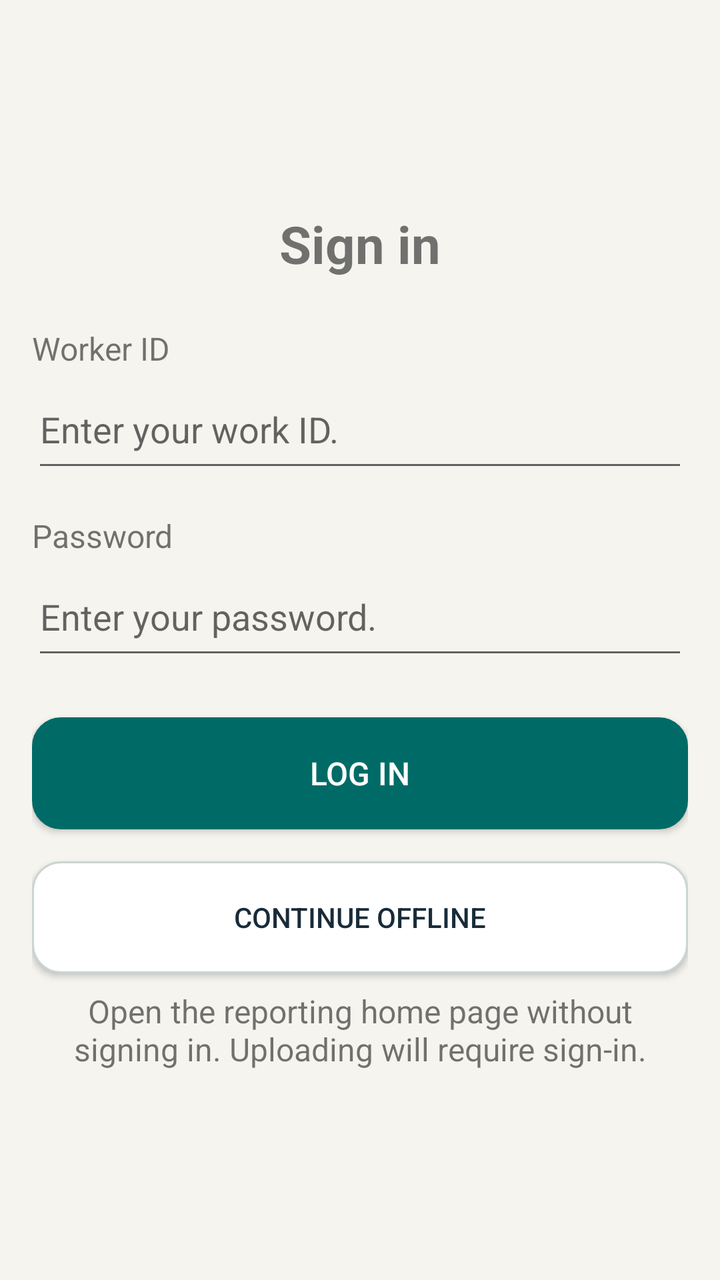
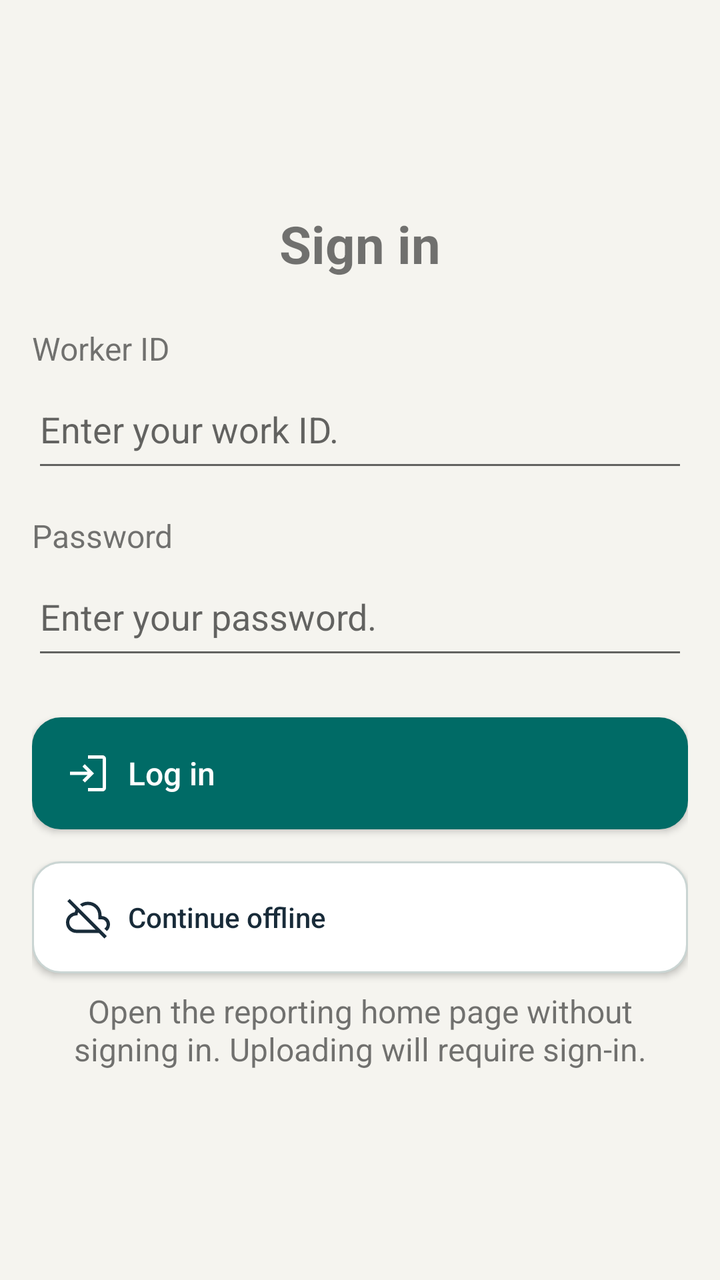

Two renders of the same Android screen: before a commit and after it. Below are the layout's source before the change and the commit's diff.
<!-- AndroidManifest.xml: application theme Theme.JavaReportingSystem -->
<!-- res/layout/activity_login.xml -->
<?xml version="1.0" encoding="utf-8"?>
<androidx.constraintlayout.widget.ConstraintLayout xmlns:android="http://schemas.android.com/apk/res/android"
    xmlns:app="http://schemas.android.com/apk/res-auto"
    xmlns:tools="http://schemas.android.com/tools"
    android:id="@+id/main"
    android:layout_width="match_parent"
    android:layout_height="match_parent"
    tools:context=".LoginActivity">

    <ScrollView
        android:layout_width="0dp"
        android:layout_height="0dp"
        android:fillViewport="true"
        app:layout_constraintTop_toTopOf="parent"
        app:layout_constraintBottom_toBottomOf="parent"
        app:layout_constraintStart_toStartOf="parent"
        app:layout_constraintEnd_toEndOf="parent">

        <LinearLayout
            android:layout_width="match_parent"
            android:layout_height="wrap_content"
            android:orientation="vertical"
            android:gravity="center_vertical"
            android:paddingStart="@dimen/activity_horizontal_margin"
            android:paddingEnd="@dimen/activity_horizontal_margin"
            android:paddingTop="@dimen/activity_vertical_margin"
            android:paddingBottom="@dimen/activity_vertical_margin">

            <TextView
                android:layout_width="match_parent"
                android:layout_height="wrap_content"
                android:text="Sign in"
                android:textSize="@dimen/login_title_size"
                android:textAlignment="center"
                android:textStyle="bold" />

            <TextView
                android:layout_width="match_parent"
                android:layout_height="wrap_content"
                android:layout_marginTop="24dp"
                android:labelFor="@id/workerIdInput"
                android:text="Worker ID"
                android:textSize="@dimen/login_label_size" />

            <EditText
                android:id="@+id/workerIdInput"
                android:maxLength="50"
                android:layout_width="match_parent"
                android:layout_height="wrap_content"
                android:minHeight="56dp"
                android:autofillHints="username"
                android:imeOptions="actionNext"
                android:inputType="text"
                android:hint="Enter your work ID. "
                android:textSize="@dimen/login_input_size" />

            <TextView
                android:layout_width="match_parent"
                android:layout_height="wrap_content"
                android:layout_marginTop="16dp"
                android:labelFor="@id/passwordInput"
                android:text="Password"
                android:textSize="@dimen/login_label_size" />

            <EditText
                android:id="@+id/passwordInput"
                android:layout_width="match_parent"
                android:layout_height="wrap_content"
                android:minHeight="56dp"
                android:autofillHints="password"
                android:imeOptions="actionDone"
                android:inputType="textPassword"
                android:hint="Enter your password. "
                android:textSize="@dimen/login_input_size" />

            <Button
                android:id="@+id/loginButton"
                android:background="@drawable/back_button"
                android:textColor="@color/safety_on_action"
                app:backgroundTint="@null"
                android:layout_width="match_parent"
                android:layout_height="wrap_content"
                android:layout_marginTop="24dp"
                android:minHeight="56dp"
                android:text="Log in"
                android:textSize="@dimen/login_button_size" />

            <ProgressBar
                android:id="@+id/loginProgress"
                android:layout_width="wrap_content"
                android:layout_height="wrap_content"
                android:layout_gravity="center_horizontal"
                android:layout_marginTop="16dp"
                android:visibility="gone" />

            <TextView
                android:id="@+id/loginError"
                android:layout_width="match_parent"
                android:layout_height="wrap_content"
                android:layout_marginTop="12dp"
                android:textColor="@android:color/holo_red_dark"
                android:textSize="@dimen/login_label_size"
                android:visibility="gone" />

            <Button
                android:id="@+id/continueOfflineButton"
                android:background="@drawable/outline_button"
                android:textColor="@color/safety_text"
                app:backgroundTint="@null"
                android:layout_width="match_parent"
                android:layout_height="wrap_content"
                android:layout_marginTop="16dp"
                android:minHeight="56dp"
                android:text="@string/continue_offline" />

            <TextView
                android:layout_width="match_parent"
                android:layout_height="wrap_content"
                android:layout_marginTop="8dp"
                android:gravity="center"
                android:text="@string/offline_login_explanation"
                android:textSize="@dimen/login_label_size" />

        </LinearLayout>
    </ScrollView>

</androidx.constraintlayout.widget.ConstraintLayout>
<!-- resources referenced by this layout -->
<resources>
  <color name="safety_on_action">#FFFFFF</color>
  <color name="safety_text">#182B39</color>
  <dimen name="activity_horizontal_margin">16dp</dimen>
  <dimen name="activity_vertical_margin">16dp</dimen>
  <dimen name="login_button_size">16sp</dimen>
  <dimen name="login_input_size">18sp</dimen>
  <dimen name="login_label_size">16sp</dimen>
  <dimen name="login_title_size">26sp</dimen>
  <!-- drawable back_button (drawable) -->
  <?xml version="1.0" encoding="utf-8"?>
  <shape xmlns:android="http://schemas.android.com/apk/res/android" android:shape="rectangle">
      <solid android:color="@color/safety_action" />
      <stroke android:width="1dp" android:color="@color/safety_action" />
      <corners android:radius="14dp" />
  </shape>
  <!-- drawable outline_button (drawable) -->
  <?xml version="1.0" encoding="utf-8"?>
  <shape xmlns:android="http://schemas.android.com/apk/res/android" android:shape="rectangle">
      <solid android:color="@color/safety_surface" />
      <stroke android:width="1dp" android:color="@color/safety_border" />
      <corners android:radius="14dp" />
  </shape>
  <string name="continue_offline">Continue offline</string>
  <string name="offline_login_explanation">Open the reporting home page without signing in. Uploading will require sign-in.</string>
  <style name="Theme.JavaReportingSystem" parent="Base.Theme.JavaReportingSystem" />
  <color name="safety_action">#006B66</color>
  <color name="safety_surface">#FFFFFF</color>
  <color name="safety_border">#CAD5D3</color>
  <color name="safety_background">#F5F4EF</color>
  <!-- unchanged entries left out for length: 1 -->
</resources>

<!-- the commit's change to res/layout/activity_login.xml (unified diff, before → after) -->
@@ -83,7 +83,14 @@
                 android:layout_marginTop="24dp"
                 android:minHeight="56dp"
                 android:text="Log in"
-                android:textSize="@dimen/login_button_size" />
+                android:textSize="@dimen/login_button_size"
+                android:drawableStart="@drawable/ic_ms_login"
+                android:drawableTint="@color/safety_on_action"
+                android:drawablePadding="8dp"
+                android:gravity="center_vertical|start"
+                android:paddingStart="16dp"
+                android:paddingEnd="16dp"
+                android:textAllCaps="false" />
 
             <ProgressBar
                 android:id="@+id/loginProgress"
@@ -111,7 +118,14 @@
                 android:layout_height="wrap_content"
                 android:layout_marginTop="16dp"
                 android:minHeight="56dp"
-                android:text="@string/continue_offline" />
+                android:text="@string/continue_offline"
+                android:drawableStart="@drawable/ic_ms_cloud_off"
+                android:drawableTint="@color/safety_text"
+                android:drawablePadding="8dp"
+                android:gravity="center_vertical|start"
+                android:paddingStart="16dp"
+                android:paddingEnd="16dp"
+                android:textAllCaps="false" />
 
             <TextView
                 android:layout_width="match_parent"
<!-- resource entries referenced after the edit -->
@@ -15,6 +15,28 @@
       <stroke android:width="1dp" android:color="@color/safety_action" />
       <corners android:radius="14dp" />
   </shape>
+  <!-- drawable ic_ms_cloud_off (drawable) -->
+  <vector xmlns:android="http://schemas.android.com/apk/res/android"
+      android:width="24dp"
+      android:height="24dp"
+      android:viewportWidth="960"
+      android:viewportHeight="960"
+  >
+    <path
+        android:fillColor="@color/safety_text"
+        android:pathData="M809.33,904L697.33,792.67L252,792.67Q162.67,792.67 101.33,732Q40,671.33 40,582Q40,503 89.5,447Q139,391 214.67,377.33Q217,365.33 221,351.17Q225,337 231.33,324.67L65.33,158.67L112,112L856.67,856.67L809.33,904ZM252,726L632,726L284.67,378.67Q276.67,392.33 274,408.33Q271.33,424.33 271.33,440L252,440Q191.33,440 149,480Q106.67,520 106.67,580.33Q106.67,640.67 149,683.33Q191.33,726 252,726ZM457.67,551.67Q457.67,551.67 457.67,551.67Q457.67,551.67 457.67,551.67Q457.67,551.67 457.67,551.67Q457.67,551.67 457.67,551.67L457.67,551.67Q457.67,551.67 457.67,551.67Q457.67,551.67 457.67,551.67L457.67,551.67L457.67,551.67L457.67,551.67ZM857.33,755.33L806.67,705.33Q829,689.33 841.17,669.17Q853.33,649 853.33,622Q853.33,579.33 823,549.33Q792.67,519.33 750,519.33L685.33,519.33L685.33,438.67Q685.33,352.33 625.17,293.17Q565,234 478.98,234Q451,234 421,242.17Q391,250.33 365.33,268.33L318,221Q353.67,193.67 394.5,180.5Q435.33,167.33 478.67,167.33Q591.67,167.33 671.83,247.17Q752,327 752,440L752,454L752,454Q823,456 871.5,503.83Q920,551.67 920,622Q920,658.33 904,695.17Q888,732 857.33,755.33ZM586.33,487L586.33,487L586.33,487Q586.33,487 586.33,487Q586.33,487 586.33,487Q586.33,487 586.33,487Q586.33,487 586.33,487L586.33,487L586.33,487Q586.33,487 586.33,487Q586.33,487 586.33,487Q586.33,487 586.33,487Q586.33,487 586.33,487Z"/>
+  </vector>
+  <!-- drawable ic_ms_login (drawable) -->
+  <vector xmlns:android="http://schemas.android.com/apk/res/android"
+      android:width="24dp"
+      android:height="24dp"
+      android:viewportWidth="960"
+      android:viewportHeight="960"
+      android:autoMirrored="true">
+    <path
+        android:fillColor="@color/safety_text"
+        android:pathData="M480.67,840L480.67,773.33L773.33,773.33Q773.33,773.33 773.33,773.33Q773.33,773.33 773.33,773.33L773.33,186.67Q773.33,186.67 773.33,186.67Q773.33,186.67 773.33,186.67L480.67,186.67L480.67,120L773.33,120Q800.33,120 820.17,139.83Q840,159.67 840,186.67L840,773.33Q840,800.33 820.17,820.17Q800.33,840 773.33,840L480.67,840ZM417.33,663.33L370.33,615.33L472.33,513.33L120,513.33L120,446.67L471,446.67L369,344.67L416,296.67L600,480.67L417.33,663.33Z"/>
+  </vector>
   <!-- drawable outline_button (drawable) -->
   <?xml version="1.0" encoding="utf-8"?>
   <shape xmlns:android="http://schemas.android.com/apk/res/android" android:shape="rectangle">
